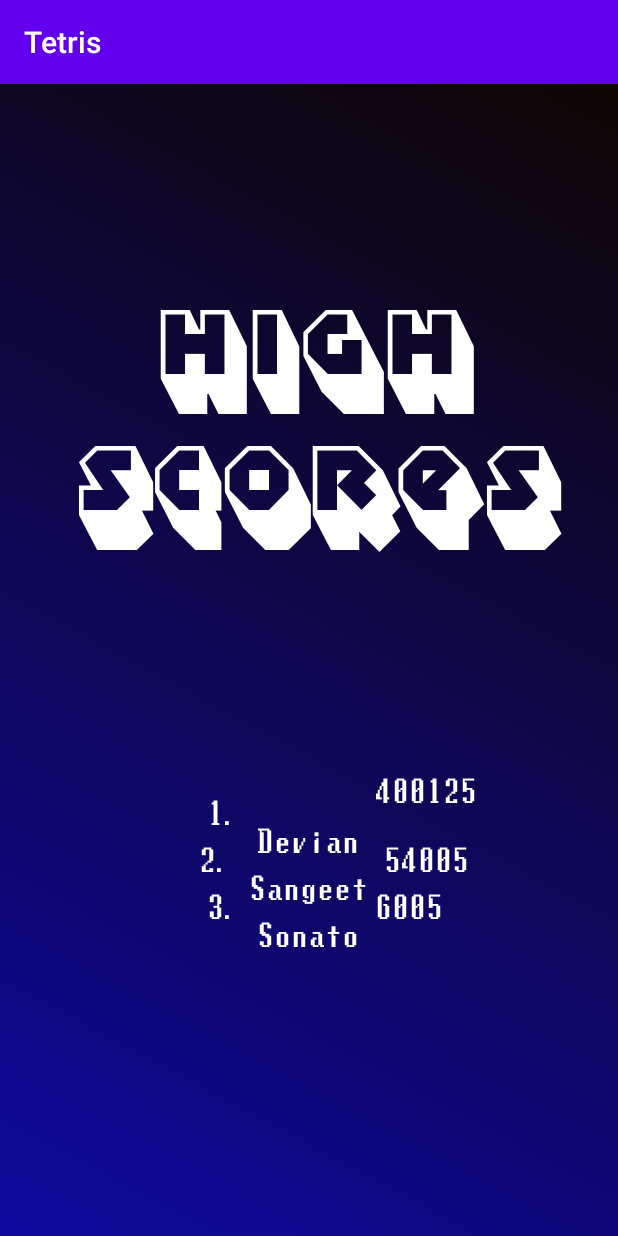
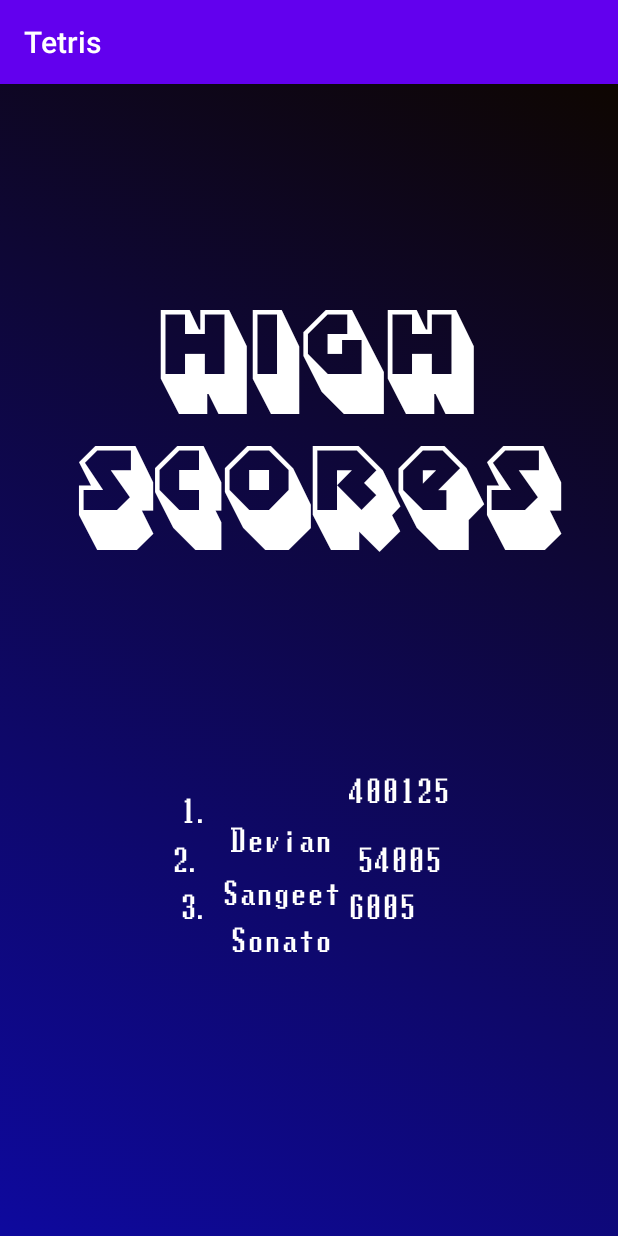
Before and after one commit to sangeetds/Tetris, an Android app: the Scores screen opened directly, with no data from a screen before it, on a phone screen of 412 x 824 dp. Run offline under Robolectric (Android 15) with nearby library versions, the phone set to English and light mode, and no system bars.

Commit message:
Menu option fixes.

```diff
--- a/app/src/main/res/layout/activity_scores.xml
+++ b/app/src/main/res/layout/activity_scores.xml
@@ -1,9 +1,7 @@
 <?xml version="1.0" encoding="utf-8"?>
-<layout xmlns:android="http://schemas.android.com/apk/res/android"
+<androidx.constraintlayout.widget.ConstraintLayout xmlns:android="http://schemas.android.com/apk/res/android"
     xmlns:app="http://schemas.android.com/apk/res-auto"
-    xmlns:tools="http://schemas.android.com/tools">
-
-    <androidx.constraintlayout.widget.ConstraintLayout
+    xmlns:tools="http://schemas.android.com/tools"
     android:layout_width="match_parent"
     android:layout_height="match_parent"
     android:background="@drawable/background_gradient"
@@ -21,19 +19,6 @@
         app:layout_constraintTop_toTopOf="parent" />
 
 
-
-        <TextView
-            android:id="@+id/first_position"
-            style="@style/Content"
-            android:layout_width="wrap_content"
-            android:layout_height="wrap_content"
-            android:text="@string/player_two"
-            app:layout_constraintBottom_toTopOf="@+id/secondPosition"
-            app:layout_constraintEnd_toEndOf="parent"
-            app:layout_constraintStart_toStartOf="parent"
-            app:layout_constraintTop_toBottomOf="@+id/highScore"
-            app:layout_constraintVertical_bias="1.0" />
-
     <TextView
         android:id="@+id/secondPosition"
         style="@style/Content"
@@ -42,44 +27,8 @@
         android:text="@string/player_three"
         app:layout_constraintBottom_toTopOf="@+id/thirdPosition"
         app:layout_constraintEnd_toEndOf="parent"
+        app:layout_constraintHorizontal_bias="0.445"
         app:layout_constraintStart_toStartOf="parent" />
-
-        <TextView
-            android:id="@+id/thirdPosition"
-            style="@style/Content"
-            android:layout_width="wrap_content"
-            android:layout_height="wrap_content"
-            android:layout_marginBottom="183dp"
-            android:text="@string/player_one"
-            app:layout_constraintBottom_toBottomOf="parent"
-            app:layout_constraintEnd_toEndOf="parent"
-            app:layout_constraintStart_toStartOf="parent" />
-
-        <TextView
-            android:id="@+id/positon_one"
-            style="@style/Content"
-            android:layout_width="wrap_content"
-            android:layout_height="wrap_content"
-            android:text="@string/position_one"
-            app:layout_constraintBottom_toTopOf="@+id/position_two"
-            app:layout_constraintEnd_toStartOf="@+id/first_position"
-            app:layout_constraintHorizontal_bias="1.0"
-            app:layout_constraintStart_toStartOf="parent"
-            app:layout_constraintTop_toBottomOf="@+id/highScore"
-            app:layout_constraintVertical_bias="1.0" />
-
-        <TextView
-            android:id="@+id/position_two"
-            style="@style/Content"
-            android:layout_width="wrap_content"
-            android:layout_height="wrap_content"
-            android:text="@string/position_two"
-            app:layout_constraintBottom_toBottomOf="parent"
-            app:layout_constraintEnd_toStartOf="@+id/secondPosition"
-            app:layout_constraintHorizontal_bias="1.0"
-            app:layout_constraintStart_toStartOf="parent"
-            app:layout_constraintTop_toBottomOf="@+id/highScore"
-            app:layout_constraintVertical_bias="0.439" />
 
     <TextView
         android:id="@+id/position_three"
@@ -93,18 +42,6 @@
         app:layout_constraintStart_toStartOf="parent"
         app:layout_constraintTop_toBottomOf="@+id/position_two"
         app:layout_constraintVertical_bias="0.0" />
-
-        <TextView
-            android:id="@+id/top_score"
-            style="@style/Content"
-            android:layout_width="wrap_content"
-            android:layout_height="wrap_content"
-            android:layout_marginTop="136dp"
-            android:text="@string/score_1"
-            app:layout_constraintEnd_toEndOf="parent"
-            app:layout_constraintHorizontal_bias="0.0"
-            app:layout_constraintStart_toEndOf="@+id/first_position"
-            app:layout_constraintTop_toBottomOf="@+id/highScore" />
 
     <TextView
         android:id="@+id/second_score"
@@ -133,5 +70,67 @@
         app:layout_constraintTop_toBottomOf="@+id/second_score"
         app:layout_constraintVertical_bias="0.0" />
 
+    <TextView
+        android:id="@+id/positon_one"
+        style="@style/Content"
+        android:layout_width="wrap_content"
+        android:layout_height="wrap_content"
+        android:text="@string/position_one"
+        app:layout_constraintBottom_toTopOf="@+id/position_two"
+        app:layout_constraintEnd_toStartOf="@+id/first_position"
+        app:layout_constraintHorizontal_bias="1.0"
+        app:layout_constraintStart_toStartOf="parent"
+        app:layout_constraintTop_toBottomOf="@+id/highScore"
+        app:layout_constraintVertical_bias="0.992" />
+
+    <TextView
+        android:id="@+id/top_score"
+        style="@style/Content"
+        android:layout_width="wrap_content"
+        android:layout_height="wrap_content"
+        android:layout_marginTop="136dp"
+        android:text="@string/score_1"
+        app:layout_constraintEnd_toEndOf="parent"
+        app:layout_constraintHorizontal_bias="0.0"
+        app:layout_constraintStart_toEndOf="@+id/first_position"
+        app:layout_constraintTop_toBottomOf="@+id/highScore" />
+
+    <TextView
+        android:id="@+id/position_two"
+        style="@style/Content"
+        android:layout_width="wrap_content"
+        android:layout_height="wrap_content"
+        android:text="@string/position_two"
+        app:layout_constraintBottom_toBottomOf="parent"
+        app:layout_constraintEnd_toStartOf="@+id/secondPosition"
+        app:layout_constraintHorizontal_bias="1.0"
+        app:layout_constraintStart_toStartOf="parent"
+        app:layout_constraintTop_toBottomOf="@+id/highScore"
+        app:layout_constraintVertical_bias="0.439" />
+
+    <TextView
+        android:id="@+id/first_position"
+        style="@style/Content"
+        android:layout_width="wrap_content"
+        android:layout_height="wrap_content"
+        android:text="@string/player_two"
+        app:layout_constraintBottom_toTopOf="@+id/secondPosition"
+        app:layout_constraintEnd_toEndOf="parent"
+        app:layout_constraintHorizontal_bias="0.445"
+        app:layout_constraintStart_toStartOf="parent"
+        app:layout_constraintTop_toBottomOf="@+id/highScore"
+        app:layout_constraintVertical_bias="0.978" />
+
+    <TextView
+        android:id="@+id/thirdPosition"
+        style="@style/Content"
+        android:layout_width="wrap_content"
+        android:layout_height="wrap_content"
+        android:layout_marginBottom="180dp"
+        android:text="@string/player_one"
+        app:layout_constraintBottom_toBottomOf="parent"
+        app:layout_constraintEnd_toEndOf="parent"
+        app:layout_constraintHorizontal_bias="0.445"
+        app:layout_constraintStart_toStartOf="parent" />
+
 </androidx.constraintlayout.widget.ConstraintLayout>
-</layout>
```
Also changed, not shown: app/src/main/java/com/example/tetris/SettingsActivity.kt (+1 -10 lines), app/src/main/res/layout/activity_about.xml (+5 -7 lines), app/src/main/res/layout/activity_game_over.xml (+5 -7 lines), app/src/main/res/layout/activity_game_screen.xml (+4 -6 lines), app/src/main/res/layout/activity_main.xml (+9 -10 lines), app/src/main/res/layout/settings_activity.xml (+9 -13 lines). Lines whose indentation alone changed are shown as unchanged.
